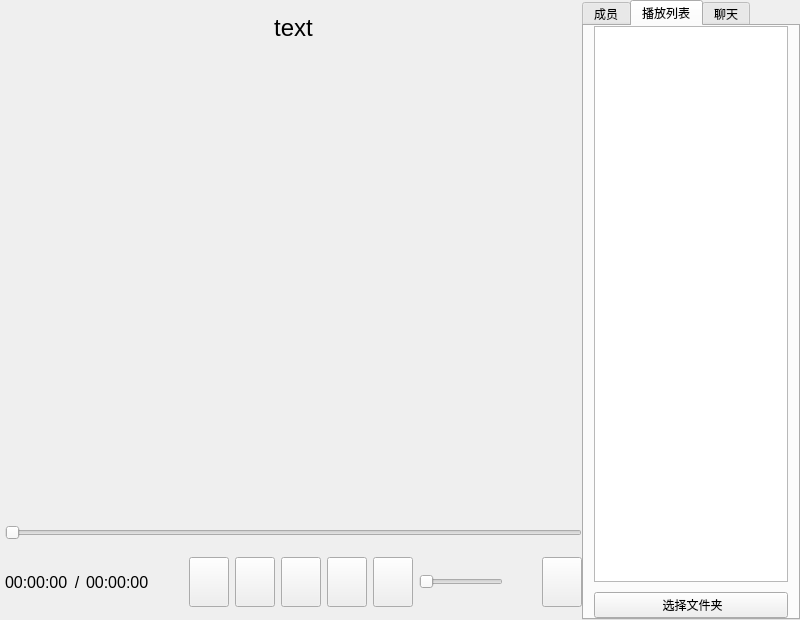
Before: the Qt Designer form widget.ui in Canxin-ku/Media-Player, drawn with Qt 5.
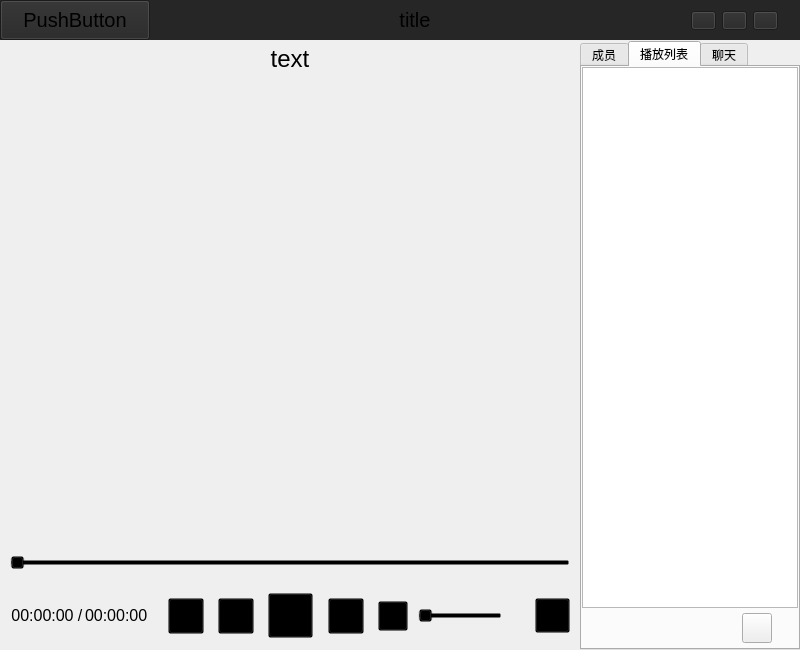
After: the same form once the commit is applied. The open tabs and pages were chosen to show the change. Icons and pictures are not drawn. Custom widgets are drawn as their Qt base class.

Commit message: 视频全屏功能，自定义菜单栏，Qss文件

Patch:
```diff
--- a/widget.ui
+++ b/widget.ui
@@ -10,7 +10,7 @@
     <x>0</x>
     <y>0</y>
     <width>800</width>
-    <height>620</height>
+    <height>650</height>
    </rect>
   </property>
   <property name="sizePolicy">
@@ -22,7 +22,7 @@
   <property name="minimumSize">
    <size>
     <width>800</width>
-    <height>600</height>
+    <height>650</height>
    </size>
   </property>
   <property name="windowTitle">
@@ -31,13 +31,368 @@
   <property name="inputMethodHints">
    <set>Qt::ImhDialableCharactersOnly|Qt::ImhPreferUppercase</set>
   </property>
+  <layout class="QGridLayout" name="gridLayout_4">
+   <property name="leftMargin">
+    <number>0</number>
+   </property>
+   <property name="topMargin">
+    <number>0</number>
+   </property>
+   <property name="rightMargin">
+    <number>0</number>
+   </property>
+   <property name="bottomMargin">
+    <number>0</number>
+   </property>
+   <property name="horizontalSpacing">
+    <number>0</number>
+   </property>
+   <property name="verticalSpacing">
+    <number>1</number>
+   </property>
+   <item row="0" column="0">
+    <widget class="dragMenu" name="widget_menu" native="true">
+     <property name="sizePolicy">
+      <sizepolicy hsizetype="Expanding" vsizetype="Fixed">
+       <horstretch>0</horstretch>
+       <verstretch>0</verstretch>
+      </sizepolicy>
+     </property>
+     <property name="minimumSize">
+      <size>
+       <width>800</width>
+       <height>40</height>
+      </size>
+     </property>
+     <property name="maximumSize">
+      <size>
+       <width>16777215</width>
+       <height>40</height>
+      </size>
+     </property>
+     <property name="styleSheet">
+      <string notr="true">background:#262626</string>
+     </property>
+     <layout class="QGridLayout" name="gridLayout_5">
+      <property name="leftMargin">
+       <number>0</number>
+      </property>
+      <property name="topMargin">
+       <number>0</number>
+      </property>
+      <property name="rightMargin">
+       <number>0</number>
+      </property>
+      <property name="bottomMargin">
+       <number>0</number>
+      </property>
+      <property name="horizontalSpacing">
+       <number>0</number>
+      </property>
+      <property name="verticalSpacing">
+       <number>5</number>
+      </property>
+      <item row="0" column="0">
+       <layout class="QHBoxLayout" name="horizontalLayout">
+        <property name="spacing">
+         <number>0</number>
+        </property>
+        <property name="sizeConstraint">
+         <enum>QLayout::SetMaximumSize</enum>
+        </property>
+        <item>
+         <widget class="QPushButton" name="btn_icon_appName">
+          <property name="sizePolicy">
+           <sizepolicy hsizetype="Minimum" vsizetype="Fixed">
+            <horstretch>0</horstretch>
+            <verstretch>0</verstretch>
+           </sizepolicy>
+          </property>
+          <property name="minimumSize">
+           <size>
+            <width>150</width>
+            <height>40</height>
+           </size>
+          </property>
+          <property name="maximumSize">
+           <size>
+            <width>16777215</width>
+            <height>40</height>
+           </size>
+          </property>
+          <property name="font">
+           <font>
+            <pointsize>15</pointsize>
+           </font>
+          </property>
+          <property name="text">
+           <string>PushButton</string>
+          </property>
+          <property name="iconSize">
+           <size>
+            <width>35</width>
+            <height>35</height>
+           </size>
+          </property>
+          <property name="autoDefault">
+           <bool>false</bool>
+          </property>
+         </widget>
+        </item>
+        <item>
+         <widget class="QWidget" name="widget_sapce_3" native="true">
+          <property name="sizePolicy">
+           <sizepolicy hsizetype="Maximum" vsizetype="Fixed">
+            <horstretch>0</horstretch>
+            <verstretch>0</verstretch>
+           </sizepolicy>
+          </property>
+          <property name="maximumSize">
+           <size>
+            <width>16777215</width>
+            <height>40</height>
+           </size>
+          </property>
+         </widget>
+        </item>
+        <item>
+         <widget class="QLabel" name="label_mediaName">
+          <property name="sizePolicy">
+           <sizepolicy hsizetype="MinimumExpanding" vsizetype="Fixed">
+            <horstretch>0</horstretch>
+            <verstretch>0</verstretch>
+           </sizepolicy>
+          </property>
+          <property name="minimumSize">
+           <size>
+            <width>300</width>
+            <height>40</height>
+           </size>
+          </property>
+          <property name="maximumSize">
+           <size>
+            <width>16777215</width>
+            <height>40</height>
+           </size>
+          </property>
+          <property name="font">
+           <font>
+            <pointsize>15</pointsize>
+           </font>
+          </property>
+          <property name="text">
+           <string>title</string>
+          </property>
+          <property name="alignment">
+           <set>Qt::AlignCenter</set>
+          </property>
+         </widget>
+        </item>
+        <item>
+         <widget class="QWidget" name="widget_sapce_4" native="true">
+          <property name="sizePolicy">
+           <sizepolicy hsizetype="Maximum" vsizetype="Fixed">
+            <horstretch>0</horstretch>
+            <verstretch>0</verstretch>
+           </sizepolicy>
+          </property>
+          <property name="maximumSize">
+           <size>
+            <width>16777215</width>
+            <height>40</height>
+           </size>
+          </property>
+         </widget>
+        </item>
+        <item>
+         <widget class="QWidget" name="widget_menuBtns" native="true">
+          <property name="sizePolicy">
+           <sizepolicy hsizetype="Fixed" vsizetype="Fixed">
+            <horstretch>0</horstretch>
+            <verstretch>0</verstretch>
+           </sizepolicy>
+          </property>
+          <property name="minimumSize">
+           <size>
+            <width>120</width>
+            <height>40</height>
+           </size>
+          </property>
+          <property name="maximumSize">
+           <size>
+            <width>120</width>
+            <height>40</height>
+           </size>
+          </property>
+          <widget class="QWidget" name="horizontalLayoutWidget_2">
+           <property name="geometry">
+            <rect>
+             <x>0</x>
+             <y>0</y>
+             <width>111</width>
+             <height>41</height>
+            </rect>
+           </property>
+           <layout class="QHBoxLayout" name="horizontalLayout_2">
+            <item>
+             <widget class="QPushButton" name="btn_min">
+              <property name="sizePolicy">
+               <sizepolicy hsizetype="Fixed" vsizetype="Fixed">
+                <horstretch>0</horstretch>
+                <verstretch>0</verstretch>
+               </sizepolicy>
+              </property>
+              <property name="maximumSize">
+               <size>
+                <width>25</width>
+                <height>25</height>
+               </size>
+              </property>
+              <property name="text">
+               <string/>
+              </property>
+              <property name="iconSize">
+               <size>
+                <width>25</width>
+                <height>25</height>
+               </size>
+              </property>
+             </widget>
+            </item>
+            <item>
+             <widget class="QPushButton" name="btn_max">
+              <property name="sizePolicy">
+               <sizepolicy hsizetype="Fixed" vsizetype="Fixed">
+                <horstretch>0</horstretch>
+                <verstretch>0</verstretch>
+               </sizepolicy>
+              </property>
+              <property name="maximumSize">
+               <size>
+                <width>25</width>
+                <height>25</height>
+               </size>
+              </property>
+              <property name="text">
+               <string/>
+              </property>
+              <property name="iconSize">
+               <size>
+                <width>20</width>
+                <height>20</height>
+               </size>
+              </property>
+             </widget>
+            </item>
+            <item>
+             <widget class="QPushButton" name="btn_close">
+              <property name="sizePolicy">
+               <sizepolicy hsizetype="Fixed" vsizetype="Fixed">
+                <horstretch>0</horstretch>
+                <verstretch>0</verstretch>
+               </sizepolicy>
+              </property>
+              <property name="maximumSize">
+               <size>
+                <width>25</width>
+                <height>25</height>
+               </size>
+              </property>
+              <property name="text">
+               <string/>
+              </property>
+              <property name="iconSize">
+               <size>
+                <width>25</width>
+                <height>25</height>
+               </size>
+              </property>
+             </widget>
+            </item>
+           </layout>
+          </widget>
+         </widget>
+        </item>
+       </layout>
+      </item>
+     </layout>
+    </widget>
+   </item>
+   <item row="1" column="0">
+    <widget class="QWidget" name="widget_center" native="true">
+     <property name="sizePolicy">
+      <sizepolicy hsizetype="Expanding" vsizetype="Expanding">
+       <horstretch>0</horstretch>
+       <verstretch>0</verstretch>
+      </sizepolicy>
+     </property>
+     <property name="minimumSize">
+      <size>
+       <width>800</width>
+       <height>600</height>
+      </size>
+     </property>
   <layout class="QGridLayout" name="gridLayout">
    <property name="sizeConstraint">
-    <enum>QLayout::SetNoConstraint</enum>
+       <enum>QLayout::SetMaximumSize</enum>
    </property>
    <property name="leftMargin">
+       <number>0</number>
+      </property>
+      <property name="topMargin">
+       <number>0</number>
+      </property>
+      <property name="rightMargin">
+       <number>0</number>
+      </property>
+      <property name="bottomMargin">
+       <number>0</number>
+      </property>
+      <property name="horizontalSpacing">
+       <number>0</number>
+      </property>
+      <property name="verticalSpacing">
     <number>5</number>
    </property>
+      <item row="0" column="1">
+       <widget class="QTabWidget" name="widget_tab">
+        <property name="sizePolicy">
+         <sizepolicy hsizetype="Fixed" vsizetype="Expanding">
+          <horstretch>0</horstretch>
+          <verstretch>0</verstretch>
+         </sizepolicy>
+        </property>
+        <property name="minimumSize">
+         <size>
+          <width>220</width>
+          <height>600</height>
+         </size>
+        </property>
+        <property name="maximumSize">
+         <size>
+          <width>220</width>
+          <height>16777215</height>
+         </size>
+        </property>
+        <property name="styleSheet">
+         <string notr="true"/>
+        </property>
+        <property name="currentIndex">
+         <number>1</number>
+        </property>
+        <widget class="QWidget" name="tab_menber">
+         <attribute name="title">
+          <string>成员</string>
+         </attribute>
+        </widget>
+        <widget class="QWidget" name="tab_list">
+         <attribute name="title">
+          <string>播放列表</string>
+         </attribute>
+         <layout class="QGridLayout" name="gridLayout_3">
+          <property name="leftMargin">
+           <number>0</number>
+          </property>
    <property name="topMargin">
     <number>0</number>
    </property>
@@ -45,47 +400,155 @@
     <number>0</number>
    </property>
    <property name="bottomMargin">
+           <number>5</number>
+          </property>
+          <property name="horizontalSpacing">
     <number>0</number>
    </property>
+          <property name="verticalSpacing">
+           <number>5</number>
+          </property>
+          <item row="1" column="0">
+           <widget class="QWidget" name="widget_pathContainer" native="true">
+            <property name="sizePolicy">
+             <sizepolicy hsizetype="Expanding" vsizetype="Preferred">
+              <horstretch>0</horstretch>
+              <verstretch>0</verstretch>
+             </sizepolicy>
+            </property>
+            <property name="minimumSize">
+             <size>
+              <width>200</width>
+              <height>30</height>
+             </size>
+            </property>
+            <widget class="QPushButton" name="btn_filePath">
+             <property name="geometry">
+              <rect>
+               <x>160</x>
+               <y>0</y>
+               <width>30</width>
+               <height>30</height>
+              </rect>
+             </property>
+             <property name="text">
+              <string/>
+             </property>
+             <property name="iconSize">
+              <size>
+               <width>30</width>
+               <height>30</height>
+              </size>
+             </property>
+            </widget>
+           </widget>
+          </item>
+          <item row="0" column="0">
+           <widget class="QListWidget" name="listWidget_play">
+            <property name="minimumSize">
+             <size>
+              <width>0</width>
+              <height>0</height>
+             </size>
+            </property>
+            <property name="styleSheet">
+             <string notr="true"/>
+            </property>
+            <property name="verticalScrollBarPolicy">
+             <enum>Qt::ScrollBarAsNeeded</enum>
+            </property>
+            <property name="horizontalScrollBarPolicy">
+             <enum>Qt::ScrollBarAlwaysOff</enum>
+            </property>
+           </widget>
+          </item>
+         </layout>
+        </widget>
+        <widget class="QWidget" name="tab_chat">
+         <attribute name="title">
+          <string>聊天</string>
+         </attribute>
+        </widget>
+       </widget>
+      </item>
+      <item row="0" column="0">
+       <widget class="QWidget" name="widget_video" native="true">
+        <property name="enabled">
+         <bool>true</bool>
+        </property>
+        <property name="sizePolicy">
+         <sizepolicy hsizetype="Expanding" vsizetype="Expanding">
+          <horstretch>0</horstretch>
+          <verstretch>0</verstretch>
+         </sizepolicy>
+        </property>
+        <property name="minimumSize">
+         <size>
+          <width>580</width>
+          <height>500</height>
+         </size>
+        </property>
+        <property name="styleSheet">
+         <string notr="true"/>
+        </property>
+        <layout class="QGridLayout" name="gridLayout_10">
+         <property name="leftMargin">
+          <number>0</number>
+         </property>
+         <property name="topMargin">
+          <number>0</number>
+         </property>
+         <property name="rightMargin">
+          <number>0</number>
+         </property>
+         <property name="bottomMargin">
+          <number>0</number>
+         </property>
    <property name="horizontalSpacing">
     <number>0</number>
    </property>
    <property name="verticalSpacing">
-    <number>10</number>
-   </property>
-   <item row="2" column="0">
+          <number>3</number>
+         </property>
+         <item row="3" column="0">
     <widget class="QWidget" name="widget_operate" native="true">
+           <property name="sizePolicy">
+            <sizepolicy hsizetype="Expanding" vsizetype="Fixed">
+             <horstretch>0</horstretch>
+             <verstretch>0</verstretch>
+            </sizepolicy>
+           </property>
      <property name="minimumSize">
       <size>
-       <width>0</width>
+             <width>580</width>
        <height>100</height>
       </size>
      </property>
      <property name="maximumSize">
       <size>
        <width>16777215</width>
-       <height>120</height>
-      </size>
-     </property>
+             <height>100</height>
+            </size>
+           </property>
+           <property name="autoFillBackground">
+            <bool>false</bool>
+           </property>
      <property name="styleSheet">
-      <string notr="true"/>
+            <string notr="true">background:transparent;</string>
      </property>
      <layout class="QGridLayout" name="gridLayout_2">
       <property name="leftMargin">
-       <number>0</number>
+             <number>10</number>
       </property>
       <property name="topMargin">
        <number>0</number>
       </property>
       <property name="rightMargin">
-       <number>0</number>
+             <number>10</number>
       </property>
       <property name="bottomMargin">
        <number>0</number>
       </property>
-      <property name="spacing">
-       <number>0</number>
-      </property>
       <item row="0" column="0">
        <widget class="MySlider" name="slider_allTime">
         <property name="sizePolicy">
@@ -129,21 +592,33 @@
        </widget>
       </item>
       <item row="1" column="0">
-       <layout class="QHBoxLayout" name="layout_operate_h">
+             <layout class="QHBoxLayout" name="layout_operate_h" stretch="1,1,1,0,0,0,0">
         <property name="spacing">
-         <number>6</number>
+               <number>0</number>
         </property>
         <property name="sizeConstraint">
-         <enum>QLayout::SetMinAndMaxSize</enum>
+               <enum>QLayout::SetMinimumSize</enum>
         </property>
         <item>
          <widget class="QLabel" name="label_allTime">
           <property name="sizePolicy">
-           <sizepolicy hsizetype="Fixed" vsizetype="Fixed">
+                 <sizepolicy hsizetype="MinimumExpanding" vsizetype="MinimumExpanding">
             <horstretch>0</horstretch>
             <verstretch>0</verstretch>
            </sizepolicy>
           </property>
+                <property name="minimumSize">
+                 <size>
+                  <width>1</width>
+                  <height>20</height>
+                 </size>
+                </property>
+                <property name="maximumSize">
+                 <size>
+                  <width>65</width>
+                  <height>20</height>
+                 </size>
+                </property>
           <property name="font">
            <font>
             <pointsize>12</pointsize>
@@ -152,6 +627,9 @@
           <property name="text">
            <string>00:00:00</string>
           </property>
+                <property name="alignment">
+                 <set>Qt::AlignCenter</set>
+                </property>
          </widget>
         </item>
         <item>
@@ -160,11 +638,23 @@
            <bool>true</bool>
           </property>
           <property name="sizePolicy">
-           <sizepolicy hsizetype="Fixed" vsizetype="Fixed">
+                 <sizepolicy hsizetype="MinimumExpanding" vsizetype="MinimumExpanding">
             <horstretch>0</horstretch>
             <verstretch>0</verstretch>
            </sizepolicy>
           </property>
+                <property name="minimumSize">
+                 <size>
+                  <width>10</width>
+                  <height>20</height>
+                 </size>
+                </property>
+                <property name="maximumSize">
+                 <size>
+                  <width>10</width>
+                  <height>20</height>
+                 </size>
+                </property>
           <property name="font">
            <font>
             <pointsize>12</pointsize>
@@ -181,11 +671,23 @@
         <item>
          <widget class="QLabel" name="label_currentTime">
           <property name="sizePolicy">
-           <sizepolicy hsizetype="Fixed" vsizetype="Fixed">
+                 <sizepolicy hsizetype="MinimumExpanding" vsizetype="MinimumExpanding">
             <horstretch>0</horstretch>
             <verstretch>0</verstretch>
            </sizepolicy>
           </property>
+                <property name="minimumSize">
+                 <size>
+                  <width>0</width>
+                  <height>20</height>
+                 </size>
+                </property>
+                <property name="maximumSize">
+                 <size>
+                  <width>65</width>
+                  <height>20</height>
+                 </size>
+                </property>
           <property name="font">
            <font>
             <pointsize>12</pointsize>
@@ -207,7 +709,7 @@
          </widget>
         </item>
         <item>
-         <widget class="QPushButton" name="btn_stop">
+               <widget class="QWidget" name="operate_center" native="true">
           <property name="sizePolicy">
            <sizepolicy hsizetype="Expanding" vsizetype="Expanding">
             <horstretch>0</horstretch>
@@ -216,90 +718,44 @@
           </property>
           <property name="minimumSize">
            <size>
-            <width>35</width>
-            <height>35</height>
+                  <width>350</width>
+                  <height>70</height>
            </size>
           </property>
           <property name="maximumSize">
            <size>
-            <width>50</width>
-            <height>50</height>
-           </size>
-          </property>
-          <property name="styleSheet">
-           <string notr="true"/>
-          </property>
-          <property name="text">
-           <string/>
-          </property>
-          <property name="icon">
-           <iconset resource="sources.qrc">
-            <normaloff>:/image/icon/stop.png</normaloff>:/image/icon/stop.png</iconset>
-          </property>
-          <property name="iconSize">
-           <size>
-            <width>40</width>
-            <height>40</height>
-           </size>
-          </property>
-         </widget>
-        </item>
-        <item>
-         <widget class="QPushButton" name="btn_back">
-          <property name="sizePolicy">
-           <sizepolicy hsizetype="Expanding" vsizetype="Expanding">
-            <horstretch>0</horstretch>
-            <verstretch>0</verstretch>
-           </sizepolicy>
-          </property>
-          <property name="minimumSize">
-           <size>
-            <width>35</width>
-            <height>35</height>
-           </size>
-          </property>
-          <property name="maximumSize">
-           <size>
-            <width>50</width>
-            <height>50</height>
-           </size>
-          </property>
-          <property name="styleSheet">
-           <string notr="true"/>
-          </property>
-          <property name="text">
-           <string/>
-          </property>
-          <property name="icon">
-           <iconset resource="sources.qrc">
-            <normaloff>:/image/icon/back.png</normaloff>:/image/icon/back.png</iconset>
-          </property>
-          <property name="iconSize">
-           <size>
-            <width>40</width>
-            <height>40</height>
-           </size>
-          </property>
-         </widget>
-        </item>
-        <item>
+                  <width>400</width>
+                  <height>70</height>
+                 </size>
+                </property>
+                <property name="layoutDirection">
+                 <enum>Qt::LeftToRight</enum>
+                </property>
          <widget class="QPushButton" name="btn_play">
+                 <property name="geometry">
+                  <rect>
+                   <x>100</x>
+                   <y>12</y>
+                   <width>45</width>
+                   <height>45</height>
+                  </rect>
+                 </property>
           <property name="sizePolicy">
-           <sizepolicy hsizetype="Expanding" vsizetype="Expanding">
+                  <sizepolicy hsizetype="Fixed" vsizetype="Fixed">
             <horstretch>0</horstretch>
             <verstretch>0</verstretch>
            </sizepolicy>
           </property>
           <property name="minimumSize">
            <size>
-            <width>35</width>
-            <height>35</height>
+                   <width>45</width>
+                   <height>45</height>
            </size>
           </property>
           <property name="maximumSize">
            <size>
-            <width>50</width>
-            <height>50</height>
+                   <width>40</width>
+                   <height>40</height>
            </size>
           </property>
           <property name="styleSheet">
@@ -314,30 +770,36 @@
           </property>
           <property name="iconSize">
            <size>
-            <width>40</width>
-            <height>40</height>
+                   <width>45</width>
+                   <height>45</height>
            </size>
           </property>
          </widget>
-        </item>
-        <item>
-         <widget class="QPushButton" name="btn_next">
+                <widget class="QPushButton" name="btn_back">
+                 <property name="geometry">
+                  <rect>
+                   <x>50</x>
+                   <y>17</y>
+                   <width>36</width>
+                   <height>36</height>
+                  </rect>
+                 </property>
           <property name="sizePolicy">
-           <sizepolicy hsizetype="Expanding" vsizetype="Expanding">
+                  <sizepolicy hsizetype="Fixed" vsizetype="Fixed">
             <horstretch>0</horstretch>
             <verstretch>0</verstretch>
            </sizepolicy>
           </property>
           <property name="minimumSize">
            <size>
-            <width>35</width>
-            <height>35</height>
+                   <width>36</width>
+                   <height>36</height>
            </size>
           </property>
           <property name="maximumSize">
            <size>
-            <width>50</width>
-            <height>50</height>
+                   <width>36</width>
+                   <height>36</height>
            </size>
           </property>
           <property name="styleSheet">
@@ -352,30 +814,36 @@
           </property>
           <property name="iconSize">
            <size>
-            <width>40</width>
-            <height>40</height>
+                   <width>35</width>
+                   <height>35</height>
            </size>
           </property>
          </widget>
-        </item>
-        <item>
          <widget class="QPushButton" name="btn_volume">
+                 <property name="geometry">
+                  <rect>
+                   <x>210</x>
+                   <y>20</y>
+                   <width>30</width>
+                   <height>30</height>
+                  </rect>
+                 </property>
           <property name="sizePolicy">
-           <sizepolicy hsizetype="Expanding" vsizetype="Expanding">
+                  <sizepolicy hsizetype="Fixed" vsizetype="Fixed">
             <horstretch>0</horstretch>
             <verstretch>0</verstretch>
            </sizepolicy>
           </property>
           <property name="minimumSize">
            <size>
-            <width>35</width>
-            <height>35</height>
+                   <width>30</width>
+                   <height>30</height>
            </size>
           </property>
           <property name="maximumSize">
            <size>
-            <width>50</width>
-            <height>50</height>
+                   <width>30</width>
+                   <height>30</height>
            </size>
           </property>
           <property name="styleSheet">
@@ -390,14 +858,20 @@
           </property>
           <property name="iconSize">
            <size>
-            <width>40</width>
-            <height>40</height>
+                   <width>35</width>
+                   <height>35</height>
            </size>
           </property>
          </widget>
-        </item>
-        <item>
          <widget class="MySlider" name="slider_volume">
+                 <property name="geometry">
+                  <rect>
+                   <x>250</x>
+                   <y>24</y>
+                   <width>84</width>
+                   <height>22</height>
+                  </rect>
+                 </property>
           <property name="sizePolicy">
            <sizepolicy hsizetype="Fixed" vsizetype="Fixed">
             <horstretch>15</horstretch>
@@ -410,6 +884,12 @@
             <height>22</height>
            </size>
           </property>
+                 <property name="maximumSize">
+                  <size>
+                   <width>84</width>
+                   <height>22</height>
+                  </size>
+                 </property>
           <property name="maximum">
            <number>100</number>
           </property>
@@ -417,6 +897,95 @@
            <enum>Qt::Horizontal</enum>
           </property>
          </widget>
+                <widget class="QPushButton" name="btn_next">
+                 <property name="geometry">
+                  <rect>
+                   <x>160</x>
+                   <y>17</y>
+                   <width>36</width>
+                   <height>36</height>
+                  </rect>
+                 </property>
+                 <property name="sizePolicy">
+                  <sizepolicy hsizetype="Fixed" vsizetype="Fixed">
+                   <horstretch>0</horstretch>
+                   <verstretch>0</verstretch>
+                  </sizepolicy>
+                 </property>
+                 <property name="minimumSize">
+                  <size>
+                   <width>36</width>
+                   <height>36</height>
+                  </size>
+                 </property>
+                 <property name="maximumSize">
+                  <size>
+                   <width>36</width>
+                   <height>36</height>
+                  </size>
+                 </property>
+                 <property name="styleSheet">
+                  <string notr="true"/>
+                 </property>
+                 <property name="text">
+                  <string/>
+                 </property>
+                 <property name="icon">
+                  <iconset>
+                   <normaloff>:/image/icon/next.png</normaloff>:/image/icon/next.png</iconset>
+                 </property>
+                 <property name="iconSize">
+                  <size>
+                   <width>35</width>
+                   <height>35</height>
+                  </size>
+                 </property>
+                </widget>
+                <widget class="QPushButton" name="btn_stop">
+                 <property name="geometry">
+                  <rect>
+                   <x>0</x>
+                   <y>17</y>
+                   <width>36</width>
+                   <height>36</height>
+                  </rect>
+                 </property>
+                 <property name="sizePolicy">
+                  <sizepolicy hsizetype="Fixed" vsizetype="Fixed">
+                   <horstretch>0</horstretch>
+                   <verstretch>0</verstretch>
+                  </sizepolicy>
+                 </property>
+                 <property name="minimumSize">
+                  <size>
+                   <width>36</width>
+                   <height>36</height>
+                  </size>
+                 </property>
+                 <property name="maximumSize">
+                  <size>
+                   <width>36</width>
+                   <height>36</height>
+                  </size>
+                 </property>
+                 <property name="styleSheet">
+                  <string notr="true"/>
+                 </property>
+                 <property name="text">
+                  <string/>
+                 </property>
+                 <property name="icon">
+                  <iconset>
+                   <normaloff>:/image/icon/stop.png</normaloff>:/image/icon/stop.png</iconset>
+                 </property>
+                 <property name="iconSize">
+                  <size>
+                   <width>35</width>
+                   <height>35</height>
+                  </size>
+                 </property>
+                </widget>
+               </widget>
         </item>
         <item>
          <widget class="QWidget" name="widget_operate_space2" native="true">
@@ -431,7 +1000,7 @@
         <item>
          <widget class="QPushButton" name="btn_fullScreen">
           <property name="sizePolicy">
-           <sizepolicy hsizetype="Expanding" vsizetype="Expanding">
+                 <sizepolicy hsizetype="Fixed" vsizetype="Fixed">
             <horstretch>0</horstretch>
             <verstretch>0</verstretch>
            </sizepolicy>
@@ -444,8 +1013,8 @@
           </property>
           <property name="maximumSize">
            <size>
-            <width>50</width>
-            <height>50</height>
+                  <width>35</width>
+                  <height>35</height>
            </size>
           </property>
           <property name="styleSheet">
@@ -460,8 +1029,8 @@
           </property>
           <property name="iconSize">
            <size>
-            <width>40</width>
-            <height>40</height>
+                  <width>35</width>
+                  <height>35</height>
            </size>
           </property>
          </widget>
@@ -471,121 +1040,10 @@
      </layout>
     </widget>
    </item>
-   <item row="0" column="1" rowspan="3">
-    <widget class="QTabWidget" name="widget_tab">
-     <property name="sizePolicy">
-      <sizepolicy hsizetype="Expanding" vsizetype="Expanding">
-       <horstretch>0</horstretch>
-       <verstretch>0</verstretch>
-      </sizepolicy>
-     </property>
-     <property name="minimumSize">
-      <size>
-       <width>200</width>
-       <height>600</height>
-      </size>
-     </property>
-     <property name="maximumSize">
-      <size>
-       <width>250</width>
-       <height>16777215</height>
-      </size>
-     </property>
-     <property name="styleSheet">
-      <string notr="true"/>
-     </property>
-     <property name="currentIndex">
-      <number>2</number>
-     </property>
-     <widget class="QWidget" name="tab_menber">
-      <attribute name="title">
-       <string>成员</string>
-      </attribute>
-     </widget>
-     <widget class="QWidget" name="tab_list">
-      <attribute name="title">
-       <string>播放列表</string>
-      </attribute>
-      <layout class="QGridLayout" name="gridLayout_3">
-       <property name="leftMargin">
-        <number>10</number>
-       </property>
-       <property name="topMargin">
-        <number>0</number>
-       </property>
-       <property name="rightMargin">
-        <number>10</number>
-       </property>
-       <property name="bottomMargin">
-        <number>0</number>
-       </property>
-       <property name="spacing">
-        <number>10</number>
-       </property>
-       <item row="0" column="0">
-        <widget class="QListWidget" name="listWidget_play">
-         <property name="styleSheet">
-          <string notr="true"/>
-         </property>
-        </widget>
-       </item>
        <item row="1" column="0">
-        <widget class="QPushButton" name="btn_filePath">
-         <property name="text">
-          <string> 选择文件夹</string>
-         </property>
-         <property name="icon">
-          <iconset resource="sources.qrc">
-           <normaloff>:/image/icon/filePath.png</normaloff>:/image/icon/filePath.png</iconset>
-         </property>
-         <property name="iconSize">
-          <size>
-           <width>22</width>
-           <height>22</height>
-          </size>
-         </property>
-        </widget>
-       </item>
-      </layout>
-     </widget>
-     <widget class="QWidget" name="tab_chat">
-      <attribute name="title">
-       <string>聊天</string>
-      </attribute>
-     </widget>
-    </widget>
-   </item>
-   <item row="1" column="0">
-    <widget class="QWidget" name="widget_video" native="true">
-     <property name="enabled">
-      <bool>true</bool>
-     </property>
-     <property name="sizePolicy">
-      <sizepolicy hsizetype="Expanding" vsizetype="Expanding">
-       <horstretch>0</horstretch>
-       <verstretch>0</verstretch>
-      </sizepolicy>
-     </property>
-     <property name="minimumSize">
-      <size>
-       <width>577</width>
-       <height>500</height>
-      </size>
-     </property>
-     <property name="styleSheet">
-      <string notr="true"/>
-     </property>
      <widget class="QLabel" name="label_title">
-      <property name="geometry">
-       <rect>
-        <x>0</x>
-        <y>0</y>
-        <width>577</width>
-        <height>35</height>
-       </rect>
-      </property>
       <property name="sizePolicy">
-       <sizepolicy hsizetype="Expanding" vsizetype="Fixed">
+            <sizepolicy hsizetype="MinimumExpanding" vsizetype="Fixed">
         <horstretch>0</horstretch>
         <verstretch>0</verstretch>
        </sizepolicy>
@@ -611,12 +1069,34 @@
        <set>Qt::AlignCenter</set>
       </property>
      </widget>
-    </widget>
-   </item>
-  </layout>
-  <zorder>widget_tab</zorder>
+         </item>
+         <item row="2" column="0">
+          <widget class="QWidget" name="widget_raise" native="true">
+           <property name="sizePolicy">
+            <sizepolicy hsizetype="Expanding" vsizetype="Expanding">
+             <horstretch>0</horstretch>
+             <verstretch>0</verstretch>
+            </sizepolicy>
+           </property>
+           <property name="minimumSize">
+            <size>
+             <width>100</width>
+             <height>100</height>
+            </size>
+           </property>
+           <property name="styleSheet">
+            <string notr="true">background:transparent;</string>
+           </property>
   <zorder>widget_operate</zorder>
-  <zorder>widget_video</zorder>
+          </widget>
+         </item>
+        </layout>
+       </widget>
+      </item>
+     </layout>
+    </widget>
+   </item>
+  </layout>
  </widget>
  <layoutdefault spacing="6" margin="11"/>
  <customwidgets>
@@ -625,6 +1105,12 @@
    <extends>QSlider</extends>
    <header location="global">myslider.h</header>
   </customwidget>
+  <customwidget>
+   <class>dragMenu</class>
+   <extends>QWidget</extends>
+   <header location="global">dragmenu.h</header>
+   <container>1</container>
+  </customwidget>
  </customwidgets>
  <resources>
   <include location="sources.qrc"/>
```
Left out of the diff: 20 changed lines with no effect on the pictures. Lines whose indentation alone changed are shown as unchanged. The commit also changes 51 other files.
